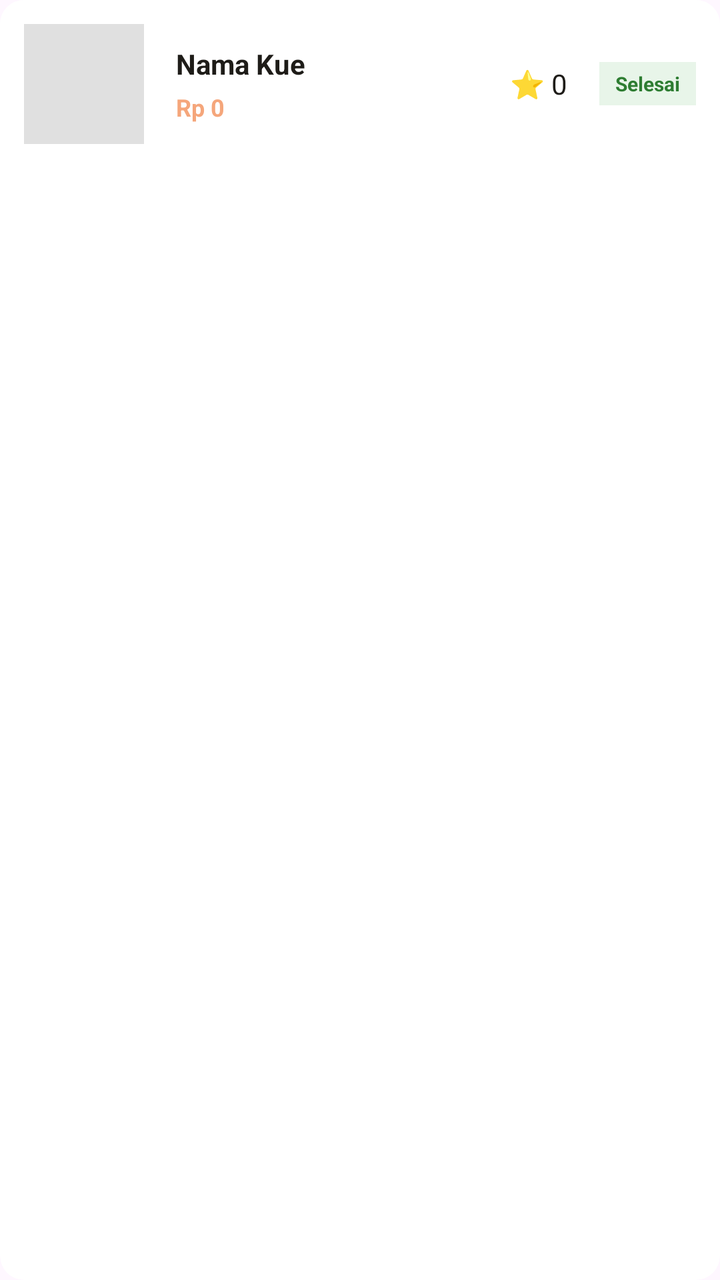
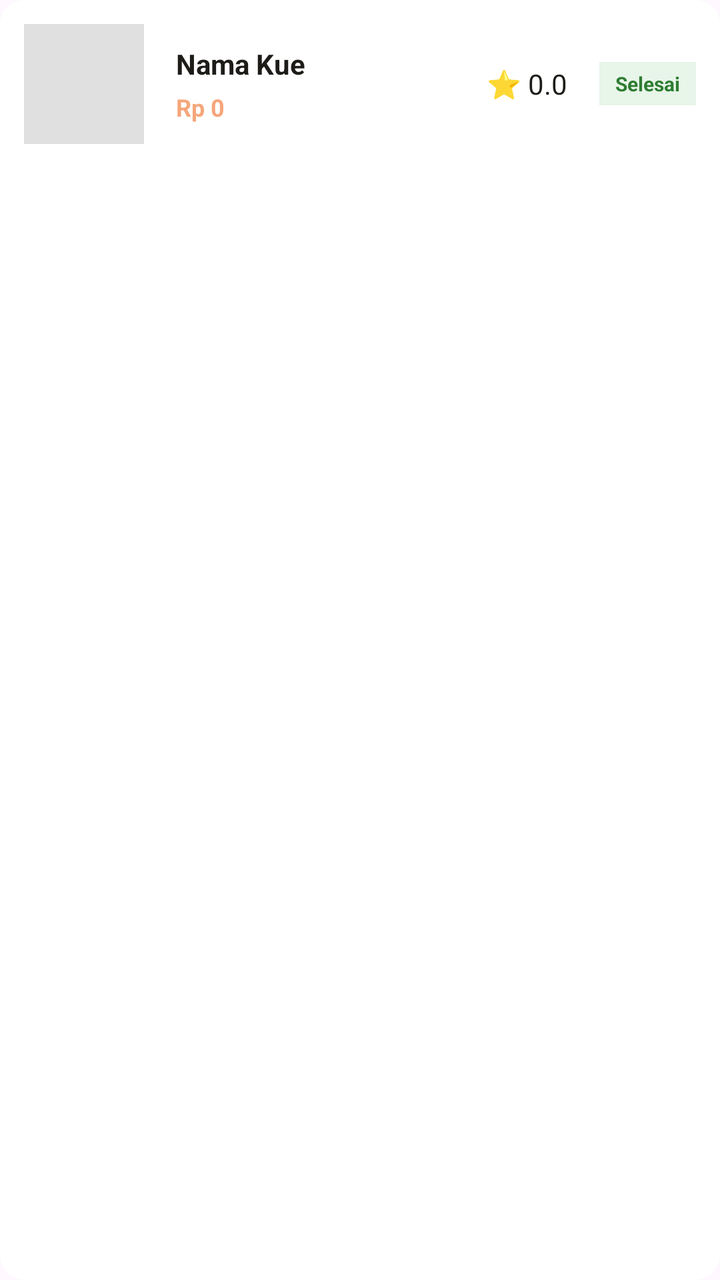

Screens rendered from an Android XML layout before and after an edit, with the pre-edit source and the edit as a unified diff.
<!-- AndroidManifest.xml: application theme Theme.KueWeh -->
<!-- res/layout/item_pesanan.xml -->
<?xml version="1.0" encoding="utf-8"?>
<androidx.cardview.widget.CardView xmlns:android="http://schemas.android.com/apk/res/android"
    xmlns:app="http://schemas.android.com/apk/res-auto"
    android:layout_width="match_parent"
    android:layout_height="wrap_content"
    android:layout_marginVertical="6dp"
    app:cardCornerRadius="12dp"
    app:cardElevation="0dp">

    <LinearLayout
        android:layout_width="match_parent"
        android:layout_height="wrap_content"
        android:orientation="horizontal"
        android:padding="12dp"
        android:gravity="center_vertical"
        android:background="#FFFFFF">

        <ImageView
            android:id="@+id/imgPesanan"
            android:layout_width="60dp"
            android:layout_height="60dp"
            android:scaleType="centerCrop"
            android:background="#E0E0E0"/>

        <LinearLayout
            android:layout_width="0dp"
            android:layout_height="wrap_content"
            android:layout_weight="1"
            android:orientation="vertical"
            android:layout_marginStart="16dp">

            <TextView
                android:id="@+id/tvNamaPesanan"
                android:layout_width="wrap_content"
                android:layout_height="wrap_content"
                android:text="Nama Kue"
                android:textColor="#1E1C18"
                android:textSize="14sp"
                android:textStyle="bold" />

            <TextView
                android:id="@+id/tvHargaPesanan"
                android:layout_width="wrap_content"
                android:layout_height="wrap_content"
                android:layout_marginTop="4dp"
                android:text="Rp 0"
                android:textColor="#F5A67B"
                android:textSize="12sp"
                android:textStyle="bold" />
        </LinearLayout>

        <TextView
            android:id="@+id/tvRatingItem"
            android:layout_width="wrap_content"
            android:layout_height="wrap_content"
            android:text="⭐ 0"
            android:textColor="#1E1C18"
            android:textSize="14sp"
            android:layout_marginEnd="12dp"
            android:background="?attr/selectableItemBackground"
            android:clickable="true"
            android:focusable="true"
            android:padding="4dp"/>

        <TextView
            android:layout_width="wrap_content"
            android:layout_height="wrap_content"
            android:background="#E8F5E9"
            android:textColor="#2E7D32"
            android:text="Selesai"
            android:textSize="10sp"
            android:textStyle="bold"
            android:paddingHorizontal="8dp"
            android:paddingVertical="4dp"/>
    </LinearLayout>
</androidx.cardview.widget.CardView>
<!-- resources referenced by this layout -->
<resources>
  <style name="Theme.KueWeh" parent="Base.Theme.KueWeh" />
  <style name="Base.Theme.KueWeh" parent="Theme.Material3.DayNight.NoActionBar">
          
          
      </style>
</resources>

<!-- the commit's change to res/layout/item_pesanan.xml (unified diff, before → after) -->
@@ -3,74 +3,72 @@
     xmlns:app="http://schemas.android.com/apk/res-auto"
     android:layout_width="match_parent"
     android:layout_height="wrap_content"
-    android:layout_marginVertical="6dp"
+    android:layout_marginBottom="8dp"
     app:cardCornerRadius="12dp"
-    app:cardElevation="0dp">
+    app:cardElevation="0dp"> <LinearLayout
+    android:layout_width="match_parent"
+    android:layout_height="wrap_content"
+    android:orientation="horizontal"
+    android:padding="12dp"
+    android:gravity="center_vertical"
+    android:background="#FFFFFF">
+
+    <ImageView
+        android:id="@+id/imgPesanan"
+        android:layout_width="60dp"
+        android:layout_height="60dp"
+        android:scaleType="centerCrop"
+        android:background="#E0E0E0"/>
 
     <LinearLayout
-        android:layout_width="match_parent"
+        android:layout_width="0dp"
         android:layout_height="wrap_content"
-        android:orientation="horizontal"
-        android:padding="12dp"
-        android:gravity="center_vertical"
-        android:background="#FFFFFF">
-
-        <ImageView
-            android:id="@+id/imgPesanan"
-            android:layout_width="60dp"
-            android:layout_height="60dp"
-            android:scaleType="centerCrop"
-            android:background="#E0E0E0"/>
-
-        <LinearLayout
-            android:layout_width="0dp"
-            android:layout_height="wrap_content"
-            android:layout_weight="1"
-            android:orientation="vertical"
-            android:layout_marginStart="16dp">
-
-            <TextView
-                android:id="@+id/tvNamaPesanan"
-                android:layout_width="wrap_content"
-                android:layout_height="wrap_content"
-                android:text="Nama Kue"
-                android:textColor="#1E1C18"
-                android:textSize="14sp"
-                android:textStyle="bold" />
-
-            <TextView
-                android:id="@+id/tvHargaPesanan"
-                android:layout_width="wrap_content"
-                android:layout_height="wrap_content"
-                android:layout_marginTop="4dp"
-                android:text="Rp 0"
-                android:textColor="#F5A67B"
-                android:textSize="12sp"
-                android:textStyle="bold" />
-        </LinearLayout>
+        android:layout_weight="1"
+        android:orientation="vertical"
+        android:layout_marginStart="16dp">
 
         <TextView
-            android:id="@+id/tvRatingItem"
+            android:id="@+id/tvNamaPesanan"
             android:layout_width="wrap_content"
             android:layout_height="wrap_content"
-            android:text="⭐ 0"
+            android:text="Nama Kue"
             android:textColor="#1E1C18"
             android:textSize="14sp"
-            android:layout_marginEnd="12dp"
-            android:background="?attr/selectableItemBackground"
-            android:clickable="true"
-            android:focusable="true"
-            android:padding="4dp"/>
+            android:textStyle="bold" />
 
         <TextView
+            android:id="@+id/tvHargaPesanan"
             android:layout_width="wrap_content"
             android:layout_height="wrap_content"
-            android:background="#E8F5E9"
-            android:textColor="#2E7D32"
-            android:text="Selesai"
-            android:textSize="10sp"
-            android:textStyle="bold"
-            android:paddingHorizontal="8dp"
-            android:paddingVertical="4dp"/>
+            android:layout_marginTop="4dp"
+            android:text="Rp 0"
+            android:textColor="#F5A67B"
+            android:textSize="12sp"
+            android:textStyle="bold" />
     </LinearLayout>
+
+    <TextView
+        android:id="@+id/tvRatingItem"
+        android:layout_width="wrap_content"
+        android:layout_height="wrap_content"
+        android:text="⭐ 0.0"
+        android:textColor="#1E1C18"
+        android:textSize="14sp"
+        android:layout_marginEnd="12dp"
+        android:background="?attr/selectableItemBackground"
+        android:clickable="true"
+        android:focusable="true"
+        android:padding="4dp"/>
+
+    <TextView
+        android:layout_width="wrap_content"
+        android:layout_height="wrap_content"
+        android:background="#E8F5E9"
+        android:textColor="#2E7D32"
+        android:text="Selesai"
+        android:textSize="10sp"
+        android:textStyle="bold"
+        android:paddingHorizontal="8dp"
+        android:paddingVertical="4dp"/>
+</LinearLayout>
 </androidx.cardview.widget.CardView>
